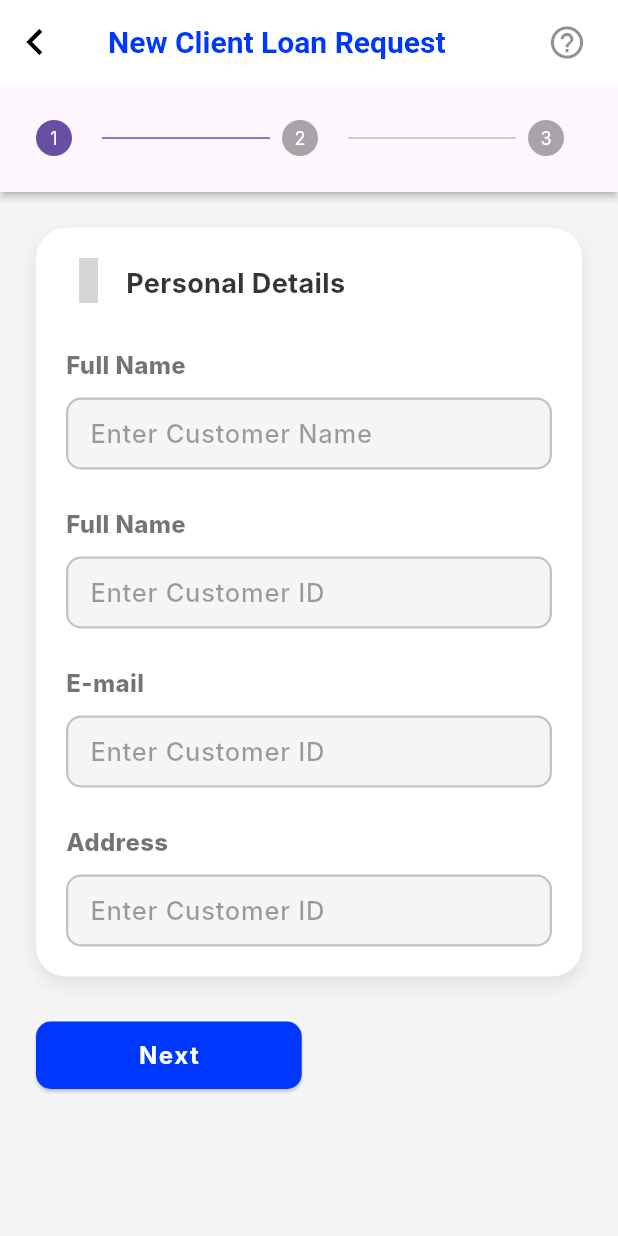
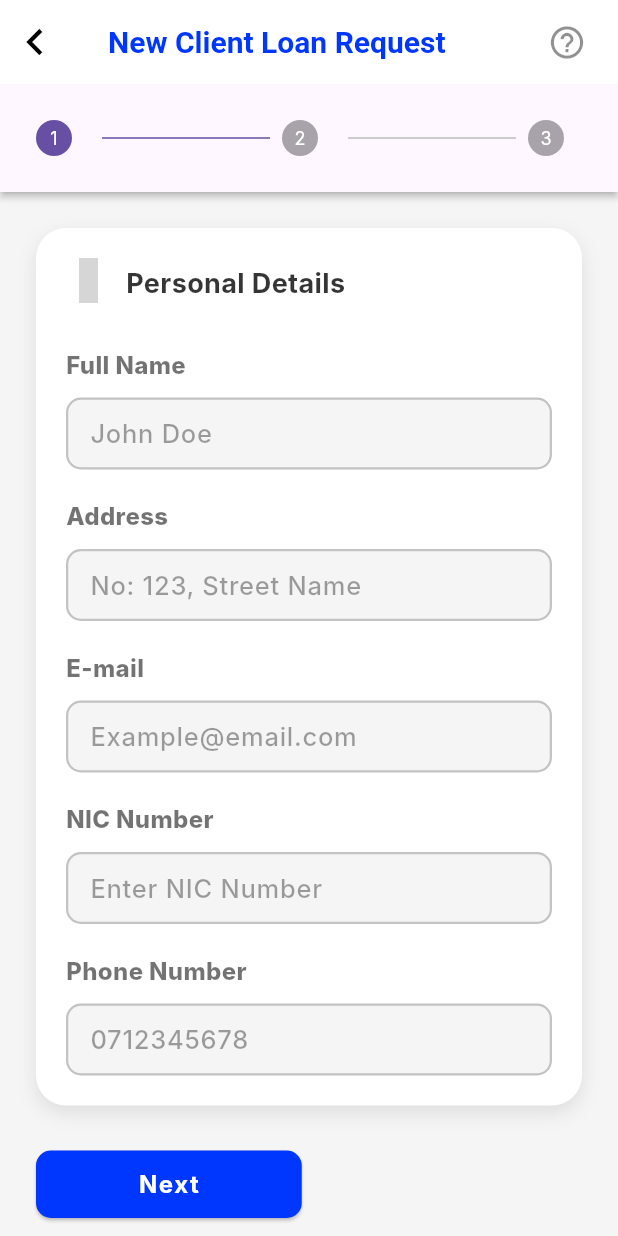
Before and after one commit to chira0001/LankaCapital_ERP_App, a Flutter app: the NewClientLoanRequest screen opened directly, on a phone screen of 412 x 824 dp. Run offline on Flutter 3.47's test engine with Material 3 defaults, Android fonts, the phone set to English and light mode, and no system bars; our stand-ins replace iconsax_flutter, smooth_page_indicator, timeline_tile; Roboto replaces fonts that are missing (Inter); grey boxes are pictures that could not be loaded.

Commit message:
create user form

```diff
--- a/lib/views/new_loan_request_view/new_loan_request/new_client_loan_request.dart
+++ b/lib/views/new_loan_request_view/new_loan_request/new_client_loan_request.dart
@@ -24,11 +24,13 @@ class _NewClientLoanRequestState extends State<NewClientLoanRequest> {
   final TextEditingController nic = TextEditingController();
   final TextEditingController email = TextEditingController();
   final TextEditingController address = TextEditingController();
+  // final TextEditingController password = TextEditingController();
+  final TextEditingController phoneNumber = TextEditingController();
+
   // for step 2
-
   int _currentStep = 0;
   final double _customSize_1 = 10;
-  final double _customSize_2 = 25;
+  final double _customSize_2 = 20;
   bool isCompeleted = false;
 
   List<Step> get getSt => [
@@ -66,26 +68,79 @@ class _NewClientLoanRequestState extends State<NewClientLoanRequest> {
               SizedBox(height: 30),
               customText("Full Name"),
               SizedBox(height: _customSize_1),
-              _customBuild(name, "Enter Customer Name", (value) {
+              _customBuild(name, "John Doe", TextInputType.text, (value) {
                 if (value == null || value.isEmpty) {
-                  return "Incorrect";
+                  return "Please enter your name";
+                } else if (!RegExp(r'^[a-zA-Z\s]+$').hasMatch(value)) {
+                  return "Name cannot contain only numbers or special characters";
                 } else {
                   return null;
                 }
               }),
               SizedBox(height: _customSize_2),
-              customText("Full Name"),
+              customText("Address"),
               SizedBox(height: _customSize_1),
-              _customBuild(nic, "Enter Customer ID", (value) {}),
+              _customBuild(
+                address,
+                "No: 123, Street Name",
+                TextInputType.text,
+                (value) {
+                  if (value == null || value.isEmpty) {
+                    return "Please enter your address";
+                  } else if (value.length < 5) {
+                    return "Please enter a valid address";
+                  } else {
+                    return null;
+                  }
+                },
+              ),
               SizedBox(height: _customSize_2),
               customText("E-mail"),
               SizedBox(height: _customSize_1),
-              _customBuild(email, "Enter Customer ID", (value) {}),
+              _customBuild(
+                email,
+                "Example@email.com",
+                TextInputType.emailAddress,
+                (value) {
+                  if (value == null || value.isEmpty) {
+                    return "Please enter your email";
+                  } else if (!RegExp(
+                    r'^[\w-]+(\.[\w-]+)*@([\w-]+\.)+[a-zA-Z]{2,7}$',
+                  ).hasMatch(value)) {
+                    return "Please enter a valid email address";
+                  } else {
+                    return null;
+                  }
+                },
+              ),
               SizedBox(height: _customSize_2),
-              customText("Address"),
+              customText("NIC Number"),
               SizedBox(height: _customSize_1),
-              _customBuild(address, "Enter Customer ID", (value) {}),
-              // SizedBox(height: _customSize_1),
+              _customBuild(nic, "Enter NIC Number", TextInputType.text, (
+                value,
+              ) {
+                if (value == null || value.isEmpty) {
+                  return "Please enter your NIC number";
+                } else if (value.length < 8 && value.length > 15) {
+                  return "Please enter a valid NIC number";
+                } else {
+                  return null;
+                }
+              }),
+              SizedBox(height: _customSize_2),
+              customText("Phone Number"),
+              SizedBox(height: _customSize_1),
+              _customBuild(phoneNumber, "0712345678", TextInputType.phone, (
+                value,
+              ) {
+                if (value == null || value.isEmpty) {
+                  return "Please enter your phone number";
+                } else if (value.length != 10 || !value.startsWith('07')) {
+                  return "Please enter a valid phone number";
+                } else {
+                  return null;
+                }
+              }),
             ],
           ),
         ),
@@ -296,14 +351,16 @@ class _NewClientLoanRequestState extends State<NewClientLoanRequest> {
   Widget _customBuild(
     final TextEditingController controllerNames,
     final String labelText_,
+    final TextInputType? type,
     final String? Function(String?)? validatorCallback,
   ) {
     return TextFormField(
       controller: controllerNames,
-      keyboardType: TextInputType.number,
+      keyboardType: type,
       autocorrect: false,
       cursorColor: const Color.fromARGB(255, 0, 55, 255),
       decoration: InputDecoration(
+        errorMaxLines: 2,
         contentPadding: const EdgeInsets.symmetric(vertical: 0, horizontal: 12),
         border: OutlineInputBorder(
           borderRadius: BorderRadius.all(Radius.circular(btnBorderRadius)),
@@ -556,4 +613,12 @@ class _NewClientLoanRequestState extends State<NewClientLoanRequest> {
       ],
     );
   }
+
+  void controllerClear() {
+    name.clear();
+    nic.clear();
+    email.clear();
+    address.clear();
+    phoneNumber.clear();
+  }
 }
```
